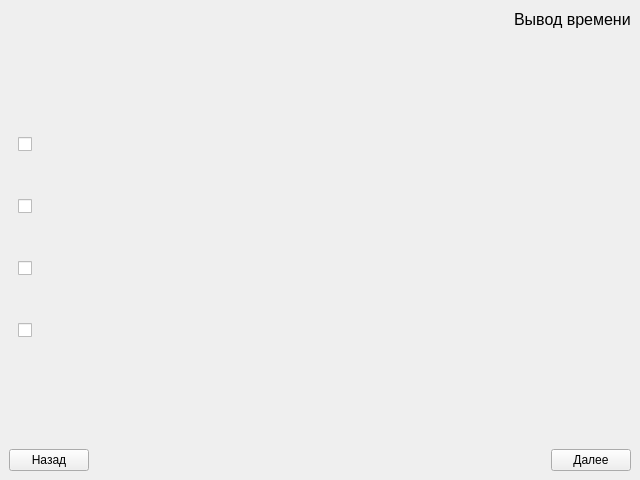
Above: testforstudent.ui from Rayzedan/SystemControlStudent before the change. Below: the same form after it.
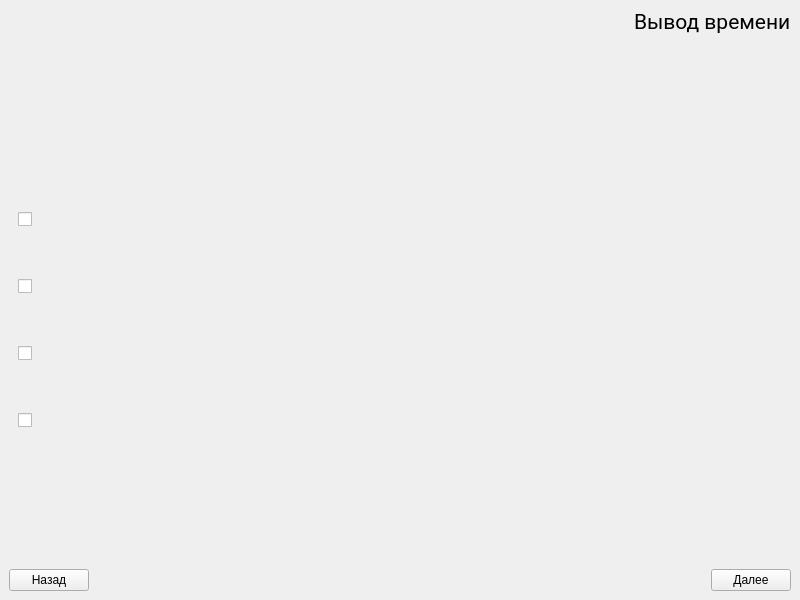
That is the form after the change. The open tabs and pages were chosen to show the change.

The edit to the form file:
```diff
--- a/testforstudent.ui
+++ b/testforstudent.ui
@@ -6,14 +6,14 @@
    <rect>
     <x>0</x>
     <y>0</y>
-    <width>640</width>
-    <height>480</height>
+    <width>800</width>
+    <height>600</height>
    </rect>
   </property>
   <property name="minimumSize">
    <size>
-    <width>640</width>
-    <height>480</height>
+    <width>800</width>
+    <height>600</height>
    </size>
   </property>
   <property name="windowTitle">
@@ -40,7 +40,8 @@
        <widget class="QLabel" name="countdown">
         <property name="font">
          <font>
-          <pointsize>12</pointsize>
+          <family>Roboto</family>
+          <pointsize>16</pointsize>
          </font>
         </property>
         <property name="text">
@@ -52,8 +53,15 @@
     </item>
     <item>
      <widget class="QLabel" name="label">
+      <property name="sizePolicy">
+       <sizepolicy hsizetype="Expanding" vsizetype="Expanding">
+        <horstretch>0</horstretch>
+        <verstretch>0</verstretch>
+       </sizepolicy>
+      </property>
       <property name="font">
        <font>
+        <family>Roboto</family>
         <pointsize>14</pointsize>
        </font>
       </property>
@@ -64,9 +72,16 @@
     </item>
     <item>
      <widget class="QLabel" name="label_2">
+      <property name="sizePolicy">
+       <sizepolicy hsizetype="Expanding" vsizetype="Expanding">
+        <horstretch>0</horstretch>
+        <verstretch>0</verstretch>
+       </sizepolicy>
+      </property>
       <property name="font">
        <font>
-        <pointsize>12</pointsize>
+        <family>Roboto</family>
+        <pointsize>14</pointsize>
        </font>
       </property>
       <property name="text">
@@ -111,6 +126,12 @@
           </item>
           <item row="7" column="0">
            <widget class="QCheckBox" name="checkBox_3">
+            <property name="font">
+             <font>
+              <family>Roboto</family>
+              <pointsize>14</pointsize>
+             </font>
+            </property>
             <property name="text">
              <string/>
             </property>
@@ -144,6 +165,12 @@
           </item>
           <item row="9" column="0">
            <widget class="QCheckBox" name="checkBox_4">
+            <property name="font">
+             <font>
+              <family>Roboto</family>
+              <pointsize>14</pointsize>
+             </font>
+            </property>
             <property name="text">
              <string/>
             </property>
@@ -164,6 +191,12 @@
           </item>
           <item row="2" column="0">
            <widget class="QCheckBox" name="checkBox">
+            <property name="font">
+             <font>
+              <family>Roboto</family>
+              <pointsize>14</pointsize>
+             </font>
+            </property>
             <property name="text">
              <string/>
             </property>
@@ -171,6 +204,12 @@
           </item>
           <item row="5" column="0">
            <widget class="QCheckBox" name="checkBox_2">
+            <property name="font">
+             <font>
+              <family>Roboto</family>
+              <pointsize>14</pointsize>
+             </font>
+            </property>
             <property name="text">
              <string/>
             </property>
```
Left out of the diff: 11 changed lines with no effect on the pictures.
